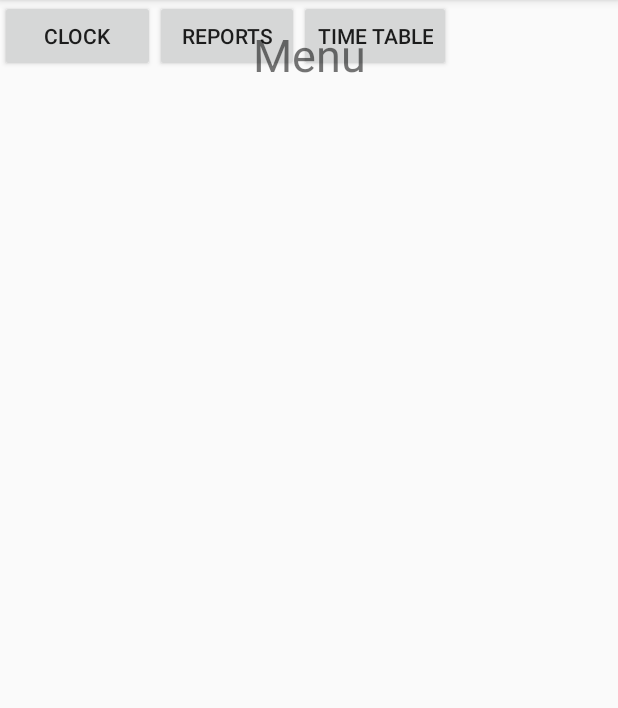
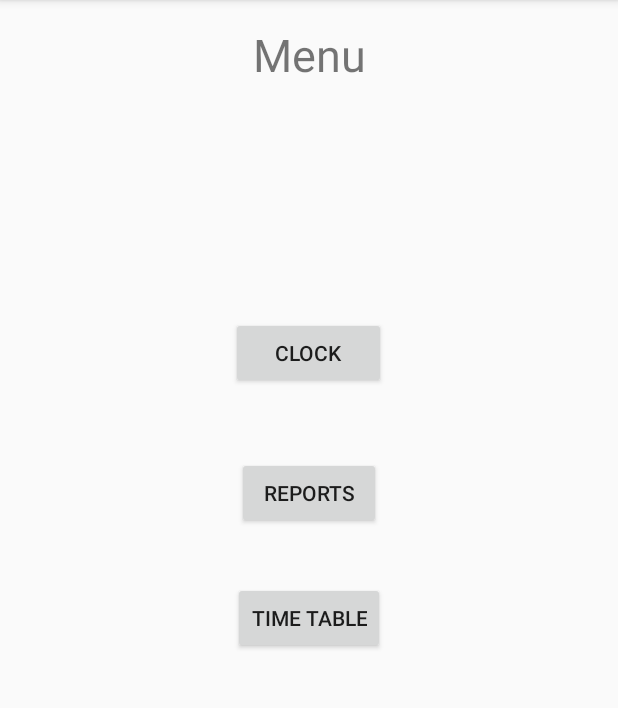
Before and after one commit to ohaddali/Easy2M_Client, an Android app: the CompanyMenuActivity screen opened directly, with no data from a screen before it, on a phone screen of 412 x 824 dp, the part 84-792 px from its top. Run offline under Robolectric (Android 15) with nearby library versions, the phone set to English and light mode, and no system bars; network calls fail.

Commit message:
Linear Layout menu

```diff
--- a/app/src/main/java/nok/easy2m/activities/CompanyMenuActivity.java
+++ b/app/src/main/java/nok/easy2m/activities/CompanyMenuActivity.java
@@ -4,10 +4,9 @@ import android.content.Intent;
 import android.content.SharedPreferences;
 import android.support.v7.app.AppCompatActivity;
 import android.os.Bundle;
-import android.text.format.Time;
 import android.view.View;
 import android.widget.Button;
-import android.widget.GridLayout;
+import android.widget.LinearLayout;
 import android.widget.TextView;
 
 import nok.easy2m.R;
@@ -23,7 +22,7 @@ public class CompanyMenuActivity extends AppCompatActivity implements View.OnCli
     private long companyId;
     private boolean isAdmin;
     private SharedPreferences pref;
-    private GridLayout gridLayout;
+    private LinearLayout linearLayout;
     Button addWorkers;
 
     @Override
@@ -42,14 +41,14 @@ public class CompanyMenuActivity extends AppCompatActivity implements View.OnCli
         companyId = getIntent().getLongExtra("companyId" , 0);
         companyNameLbl.setText(companyName);
 
-        gridLayout = findViewById(R.id.user_gridlayout);
+        linearLayout = findViewById(R.id.user_gridlayout);
         if(isAdmin)
         {
             addWorkers = new Button(this);
             addWorkers.setText("Add Workers");
             addWorkers.setOnClickListener(this);
-            gridLayout.removeView(clockBtn);
-            gridLayout.addView(addWorkers);
+            linearLayout.removeView(clockBtn);
+            linearLayout.addView(addWorkers);
         }
 
         clockBtn.setOnClickListener(this);
--- a/app/src/main/java/nok/easy2m/activities/ReportsActivity.java
+++ b/app/src/main/java/nok/easy2m/activities/ReportsActivity.java
@@ -112,9 +112,6 @@ public class ReportsActivity extends ListActivity  {
                             Toast.makeText(this, error.getMessage(), Toast.LENGTH_SHORT).show();
             progressBar.setVisibility(View.GONE);}),
                 pair1,pair2);
-
-        Report[] stam = new Report[1];
-        //response.execute(stam);
     }
 
 
--- a/app/src/main/res/layout/activity_company_menu.xml
+++ b/app/src/main/res/layout/activity_company_menu.xml
@@ -6,10 +6,13 @@
     android:layout_height="match_parent"
     tools:context="nok.easy2m.activities.CompanyMenuActivity"
     tools:layout_editor_absoluteY="81dp">
-    <GridLayout
+    <LinearLayout
         android:id="@+id/user_gridlayout"
         android:layout_width="match_parent"
-        android:layout_height="match_parent">
+        android:layout_height="match_parent"
+        android:orientation="vertical"
+        android:gravity="center"
+        >
         <Button
             android:id="@+id/menu_clockBtn"
             android:layout_width="103dp"
@@ -39,7 +42,7 @@
             app:layout_constraintBottom_toBottomOf="parent"
             app:layout_constraintEnd_toEndOf="parent"
             app:layout_constraintStart_toStartOf="parent" />
-    </GridLayout>
+    </LinearLayout>
 
     <TextView
         android:id="@+id/menuLabel"
```
